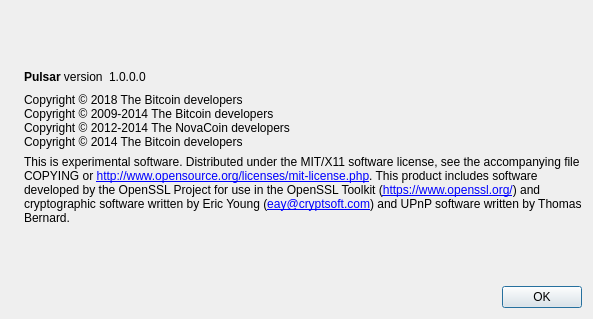
cryptocollectibles-dev/pulsar, file src/qt/forms/aboutdialog.ui: the form before one commit.
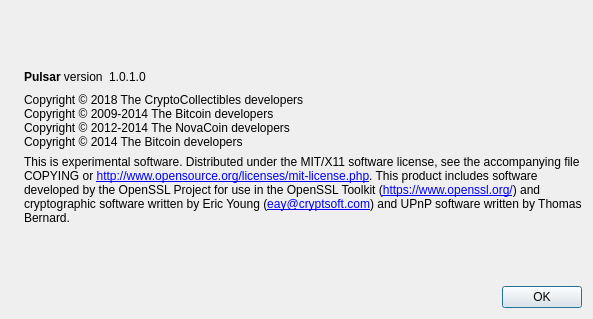
The form after the commit. Icons and pictures are not drawn.

```diff
--- a/src/qt/forms/aboutdialog.ui
+++ b/src/qt/forms/aboutdialog.ui
@@ -63,7 +63,7 @@
           <cursorShape>IBeamCursor</cursorShape>
          </property>
          <property name="text">
-          <string notr="true">1.0.0.0</string>
+          <string notr="true">1.0.1.0</string>
          </property>
          <property name="textInteractionFlags">
           <set>Qt::LinksAccessibleByMouse|Qt::TextSelectableByKeyboard|Qt::TextSelectableByMouse</set>
@@ -91,7 +91,7 @@
         <cursorShape>IBeamCursor</cursorShape>
        </property>
        <property name="text">
-        <string>Copyright © 2018 The Bitcoin developers
+        <string>Copyright © 2018 The CryptoCollectibles developers
 Copyright © 2009-2014 The Bitcoin developers
 Copyright © 2012-2014 The NovaCoin developers
 Copyright © 2014 The Bitcoin developers</string>
```
